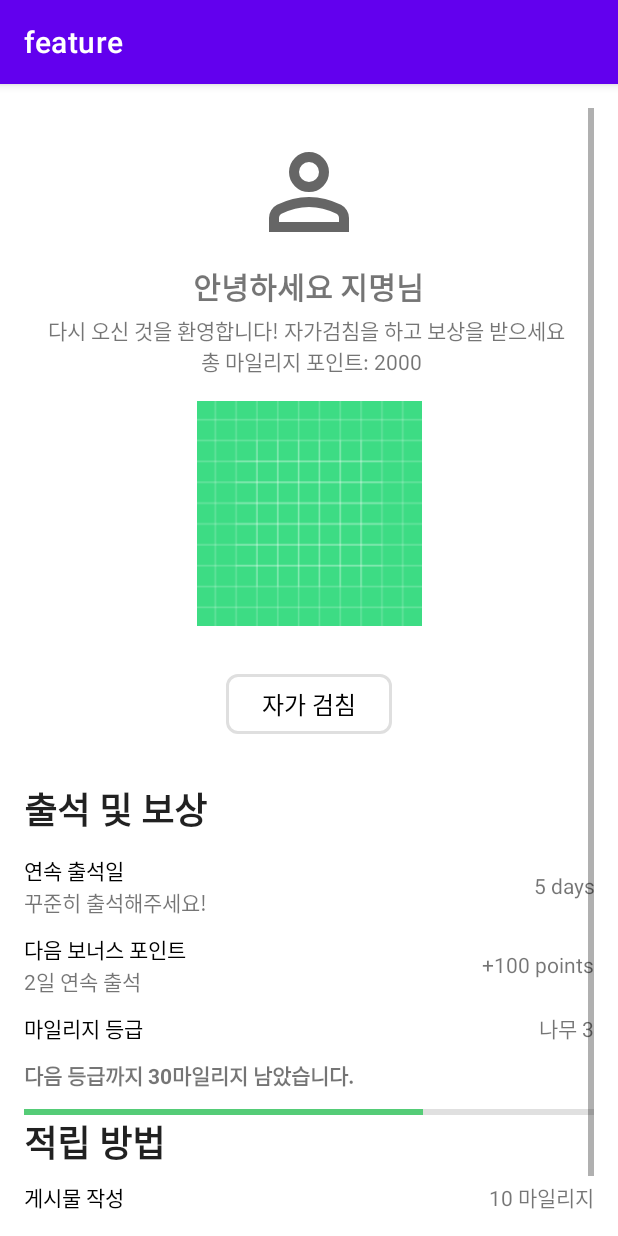
After one commit to ttasoom-ssafy-13th/ttasoom-fe, an Android app: the fragment MypageFragment shown on its own in the app's theme, on a phone screen of 412 x 824 dp. The commit adds this screen. Run offline under Robolectric (Android 15) with nearby library versions, the phone set to English and light mode, and no system bars.

Commit message:
feat: mypage xml 및 dto 구현

```diff
--- a/app/build.gradle.kts
+++ b/app/build.gradle.kts
@@ -60,4 +60,5 @@ dependencies {
     androidTestImplementation(libs.androidx.junit)
     androidTestImplementation(libs.androidx.espresso.core)
 
+
 }
--- a/app/src/main/AndroidManifest.xml
+++ b/app/src/main/AndroidManifest.xml
@@ -1,6 +1,7 @@
 <?xml version="1.0" encoding="utf-8"?>
 <manifest xmlns:android="http://schemas.android.com/apk/res/android"
     xmlns:tools="http://schemas.android.com/tools">
+
     <uses-permission android:name="android.permission.INTERNET" />
 
 
@@ -9,15 +10,15 @@
         android:allowBackup="true"
         android:dataExtractionRules="@xml/data_extraction_rules"
         android:fullBackupContent="@xml/backup_rules"
-        android:networkSecurityConfig="@xml/network_security_config"
         android:icon="@mipmap/ic_launcher"
         android:label="@string/app_name"
+        android:networkSecurityConfig="@xml/network_security_config"
         android:roundIcon="@mipmap/ic_launcher_round"
         android:supportsRtl="true"
         android:theme="@style/Theme.Ttasoom"
         tools:targetApi="31">
         <activity
-            android:name="com.ssafy.app.MainActivity"
+            android:name=".MainActivity"
             android:exported="true">
             <intent-filter>
                 <action android:name="android.intent.action.MAIN" />
--- a/app/src/main/java/com/ssafy/ttasoom/MainActivity.kt
+++ b/app/src/main/java/com/ssafy/ttasoom/MainActivity.kt
@@ -1,10 +1,10 @@
-package com.ssafy.app
+package com.ssafy.ttasoom
 
 import android.os.Bundle
 import androidx.appcompat.app.AppCompatActivity
 import androidx.fragment.app.Fragment
 import com.ssafy.feature.boiler.ui.BoilerFragment
-import com.ssafy.ttasoom.R
+import com.ssafy.feature.mypage.ui.MypageFragment
 import com.ssafy.ttasoom.databinding.ActivityMainBinding
 import dagger.hilt.android.AndroidEntryPoint
 
@@ -28,7 +28,7 @@ class MainActivity : AppCompatActivity() {
         binding.bottomNav.setOnItemSelectedListener { item ->
             val fragment: Fragment = when (item.itemId) {
                 R.id.nav_boiler -> BoilerFragment()
-//                R.id.nav_profile -> ProfileFragment()
+                R.id.nav_mypage -> MypageFragment()
                 else -> BoilerFragment()
             }
             supportFragmentManager.beginTransaction()
--- a/app/src/main/res/layout/activity_main.xml
+++ b/app/src/main/res/layout/activity_main.xml
@@ -1,5 +1,5 @@
 <?xml version="1.0" encoding="utf-8"?>
-<androidx.coordinatorlayout.widget.CoordinatorLayout xmlns:android="http://schemas.android.com/apk/res/android"
+<androidx.constraintlayout.widget.ConstraintLayout xmlns:android="http://schemas.android.com/apk/res/android"
     xmlns:app="http://schemas.android.com/apk/res-auto"
     android:id="@+id/root_layout"
     android:layout_width="match_parent"
@@ -9,12 +9,15 @@
         android:id="@+id/nav_host_fragment"
         android:name="androidx.fragment.app.Fragment"
         android:layout_width="match_parent"
-        android:layout_height="match_parent" />
+        android:layout_height="0dp"
+        app:layout_constraintBottom_toTopOf="@id/bottom_nav"
+        app:layout_constraintTop_toTopOf="parent" />
 
     <com.google.android.material.bottomnavigation.BottomNavigationView
         android:id="@+id/bottom_nav"
         android:layout_width="match_parent"
         android:layout_height="wrap_content"
         android:layout_gravity="bottom"
+        app:layout_constraintBottom_toBottomOf="parent"
         app:menu="@menu/bottom_nav_menu" />
-</androidx.coordinatorlayout.widget.CoordinatorLayout>
+</androidx.constraintlayout.widget.ConstraintLayout>
--- a/app/src/main/res/menu/bottom_nav_menu.xml
+++ b/app/src/main/res/menu/bottom_nav_menu.xml
@@ -6,7 +6,7 @@
         android:title="Boiler"
         android:icon="@drawable/ic_launcher_foreground" />
     <item
-        android:id="@+id/nav_profile"
+        android:id="@+id/nav_mypage"
         android:title="Profile"
-        android:icon="@drawable/ic_launcher_foreground" />
+        android:icon="@drawable/person_24px" />
 </menu>
--- a/di/build.gradle.kts
+++ b/di/build.gradle.kts
@@ -57,5 +57,4 @@ dependencies {
     implementation("com.google.dagger:hilt-android:2.48")
     kapt("com.google.dagger:hilt-compiler:2.48")
 
-    implementation("com.google.android.material:material:1.11.0")
 }
--- /dev/null
+++ b/domain/src/main/java/com/ssafy/domain/MilageHistory.kt
@@ -0,0 +1,10 @@
+package com.ssafy.domain
+
+data class MileageHistory(
+    val amount: Int,
+    val created_at: String,
+    val description: String,
+    val id: String,
+    val type: String,
+    val user_id: String
+)
--- /dev/null
+++ b/domain/src/main/java/com/ssafy/domain/UserMileage.kt
@@ -0,0 +1,8 @@
+package com.ssafy.domain
+
+data class UserMileage(
+    val user_id: String,
+    val total_mileage: Int,
+    val grade: String,
+    val last_attendance: String,
+)
--- a/feature/build.gradle.kts
+++ b/feature/build.gradle.kts
@@ -65,4 +65,5 @@ dependencies {
     implementation("com.github.bumptech.glide:glide:4.16.0")
     kapt("com.github.bumptech.glide:compiler:4.16.0")
 
+    implementation("com.google.android.material:material:1.11.0")
 }
--- /dev/null
+++ b/feature/src/main/java/com/ssafy/feature/mypage/ui/MypageFragment.kt
@@ -0,0 +1,60 @@
+package com.ssafy.feature.mypage.ui
+
+import android.os.Bundle
+import androidx.fragment.app.Fragment
+import android.view.LayoutInflater
+import android.view.View
+import android.view.ViewGroup
+import com.ssafy.feature.R
+
+// TODO: Rename parameter arguments, choose names that match
+// the fragment initialization parameters, e.g. ARG_ITEM_NUMBER
+private const val ARG_PARAM1 = "param1"
+private const val ARG_PARAM2 = "param2"
+
+/**
+ * A simple [Fragment] subclass.
+ * Use the [MypageFragment.newInstance] factory method to
+ * create an instance of this fragment.
+ */
+class MypageFragment : Fragment() {
+    // TODO: Rename and change types of parameters
+    private var param1: String? = null
+    private var param2: String? = null
+
+    override fun onCreate(savedInstanceState: Bundle?) {
+        super.onCreate(savedInstanceState)
+        arguments?.let {
+            param1 = it.getString(ARG_PARAM1)
+            param2 = it.getString(ARG_PARAM2)
+        }
+    }
+
+    override fun onCreateView(
+        inflater: LayoutInflater, container: ViewGroup?,
+        savedInstanceState: Bundle?
+    ): View? {
+        // Inflate the layout for this fragment
+        return inflater.inflate(R.layout.fragment_mypage, container, false)
+    }
+
+    companion object {
+        /**
+         * Use this factory method to create a new instance of
+         * this fragment using the provided parameters.
+         *
+         * @param param1 Parameter 1.
+         * @param param2 Parameter 2.
+         * @return A new instance of fragment MypageFragment.
+         */
+        // TODO: Rename and change types and number of parameters
+        @JvmStatic
+        fun newInstance(param1: String, param2: String) =
+            MypageFragment().apply {
+                arguments = Bundle().apply {
+                    putString(ARG_PARAM1, param1)
+                    putString(ARG_PARAM2, param2)
+                }
+            }
+    }
+}
--- /dev/null
+++ b/feature/src/main/res/drawable/person_24px.xml
@@ -0,0 +1,10 @@
+<vector xmlns:android="http://schemas.android.com/apk/res/android"
+    android:width="24dp"
+    android:height="24dp"
+    android:viewportWidth="960"
+    android:viewportHeight="960"
+    android:tint="?attr/colorControlNormal">
+  <path
+      android:fillColor="@android:color/white"
+      android:pathData="M480,480Q414,480 367,433Q320,386 320,320Q320,254 367,207Q414,160 480,160Q546,160 593,207Q640,254 640,320Q640,386 593,433Q546,480 480,480ZM160,800L160,688Q160,654 177.5,625.5Q195,597 224,582Q286,551 350,535.5Q414,520 480,520Q546,520 610,535.5Q674,551 736,582Q765,597 782.5,625.5Q800,654 800,688L800,800L160,800ZM240,720L720,720L720,688Q720,677 714.5,668Q709,659 700,654Q646,627 591,613.5Q536,600 480,600Q424,600 369,613.5Q314,627 260,654Q251,659 245.5,668Q240,677 240,688L240,720ZM480,400Q513,400 536.5,376.5Q560,353 560,320Q560,287 536.5,263.5Q513,240 480,240Q447,240 423.5,263.5Q400,287 400,320Q400,353 423.5,376.5Q447,400 480,400ZM480,320Q480,320 480,320Q480,320 480,320Q480,320 480,320Q480,320 480,320Q480,320 480,320Q480,320 480,320Q480,320 480,320Q480,320 480,320ZM480,720L480,720Q480,720 480,720Q480,720 480,720Q480,720 480,720Q480,720 480,720Q480,720 480,720Q480,720 480,720Q480,720 480,720Q480,720 480,720L480,720Z"/>
+</vector>
--- /dev/null
+++ b/feature/src/main/res/layout/fragment_mypage.xml
@@ -0,0 +1,276 @@
+<ScrollView xmlns:android="http://schemas.android.com/apk/res/android"
+    xmlns:app="http://schemas.android.com/apk/res-auto"
+
+    android:layout_width="match_parent"
+    android:layout_height="match_parent"
+    android:padding="16dp">
+
+    <LinearLayout
+        android:layout_width="match_parent"
+        android:layout_height="wrap_content"
+        android:gravity="center_horizontal"
+        android:orientation="vertical">
+
+        <!-- 상단 프로필 -->
+        <ImageView
+            android:id="@+id/imgProfile"
+            android:layout_width="80dp"
+            android:layout_height="80dp"
+            android:layout_marginTop="16dp"
+            android:layout_marginBottom="8dp"
+            android:src="@drawable/person_24px" />
+
+        <TextView
+            android:id="@+id/tvName"
+            android:layout_width="wrap_content"
+            android:layout_height="wrap_content"
+            android:layout_marginBottom="4dp"
+            android:text="안녕하세요 지명님"
+            android:textSize="20sp"
+            android:textStyle="bold" />
+
+        <TextView
+            android:id="@+id/tvGreeting"
+            android:layout_width="wrap_content"
+            android:layout_height="wrap_content"
+            android:layout_marginBottom="16dp"
+            android:text="다시 오신 것을 환영합니다! 자가검침을 하고 보상을 받으세요 \n 총 마일리지 포인트: 2000"
+            android:textAlignment="center" />
+
+        <!-- 그래프 or 게이지 -->
+        <ImageView
+            android:id="@+id/imgGraph"
+            android:layout_width="match_parent"
+            android:layout_height="150dp"
+            android:layout_marginBottom="24dp"
+            android:scaleType="fitCenter"
+            android:src="@drawable/ic_launcher_background" />
+
+        <!-- 출석 버튼 -->
+        <LinearLayout
+            android:layout_width="match_parent"
+            android:layout_height="wrap_content"
+            android:layout_marginBottom="24dp"
+            android:gravity="center"
+            android:orientation="horizontal">
+
+
+            <com.google.android.material.button.MaterialButton
+                android:id="@+id/btnAttendance"
+                style="@style/CustomOutlinedButton"
+                android:layout_width="wrap_content"
+                android:layout_height="wrap_content"
+                android:layout_margin="4dp"
+                android:text="자가 검침" />
+        </LinearLayout>
+
+        <!-- 출석 리워드 섹션 -->
+        <LinearLayout
+            android:layout_width="match_parent"
+            android:layout_height="wrap_content"
+            android:orientation="vertical">
+
+            <TextView
+                style="@style/TitleText"
+                android:layout_width="wrap_content"
+                android:layout_height="wrap_content"
+                android:layout_marginBottom="12dp"
+                android:text="출석 및 보상" />
+
+            <LinearLayout
+                android:layout_width="match_parent"
+                android:layout_height="wrap_content"
+                android:layout_marginBottom="10dp"
+                android:orientation="horizontal">
+
+                <LinearLayout
+                    android:layout_width="0dp"
+                    android:layout_height="wrap_content"
+                    android:layout_weight="1"
+                    android:orientation="vertical">
+
+                    <TextView
+                        android:layout_width="wrap_content"
+                        android:layout_height="wrap_content"
+                        android:text="연속 출석일"
+                        android:textColor="@color/black" />
+
+                    <TextView
+                        android:layout_width="wrap_content"
+                        android:layout_height="wrap_content"
+                        android:text="꾸준히 출석해주세요!" />
+
+                </LinearLayout>
+
+                <TextView
+                    android:id="@+id/tvStreak"
+                    android:layout_width="0dp"
+                    android:layout_height="wrap_content"
+                    android:layout_gravity="center"
+                    android:layout_weight="1"
+                    android:gravity="right"
+                    android:text="5 days" />
+
+            </LinearLayout>
+
+            <!-- 보너스 적립 포인트 -->
+            <LinearLayout
+                android:layout_width="match_parent"
+                android:layout_height="wrap_content"
+                android:layout_marginBottom="10dp"
+                android:orientation="horizontal">
+
+                <LinearLayout
+                    android:layout_width="0dp"
+                    android:layout_height="wrap_content"
+                    android:layout_weight="1"
+                    android:orientation="vertical">
+
+                    <TextView
+                        android:layout_width="wrap_content"
+                        android:layout_height="wrap_content"
+                        android:text="다음 보너스 포인트"
+                        android:textColor="@color/black" />
+
+                    <TextView
+                        android:layout_width="wrap_content"
+                        android:layout_height="wrap_content"
+                        android:text="2일 연속 출석" />
+
+                </LinearLayout>
+
+                <TextView
+                    android:id="@+id/tvBonus"
+                    android:layout_width="0dp"
+                    android:layout_height="wrap_content"
+                    android:layout_gravity="center"
+                    android:layout_weight="1"
+                    android:gravity="right"
+                    android:text="+100 points" />
+
+            </LinearLayout>
+
+            <!-- 등급 표시 -->
+            <LinearLayout
+                android:layout_width="match_parent"
+                android:layout_height="wrap_content"
+                android:layout_marginBottom="10dp"
+                android:orientation="horizontal">
+
+                <LinearLayout
+                    android:layout_width="0dp"
+                    android:layout_height="wrap_content"
+                    android:layout_weight="1"
+                    android:orientation="vertical">
+
+                    <TextView
+                        android:layout_width="wrap_content"
+                        android:layout_height="wrap_content"
+                        android:text="마일리지 등급"
+                        android:textColor="@color/black" />
+
+                </LinearLayout>
+
+                <TextView
+                    android:id="@+id/tvGrade"
+                    android:layout_width="0dp"
+                    android:layout_height="wrap_content"
+                    android:layout_gravity="center"
+                    android:layout_weight="1"
+                    android:gravity="right"
+                    android:text="나무 3" />
+
+            </LinearLayout>
+
+            <TextView
+                android:layout_width="wrap_content"
+                android:layout_height="wrap_content"
+                android:layout_marginBottom="8dp"
+                android:text="다음 등급까지 30마일리지 남았습니다."
+                android:textStyle="bold" />
+
+            <com.google.android.material.progressindicator.LinearProgressIndicator
+                android:id="@+id/progressBar"
+                android:layout_width="match_parent"
+                android:layout_height="8dp"
+                android:layout_marginTop="4dp"
+                android:progress="70"
+                app:indicatorColor="@color/green"
+                app:indicatorCornerRadius="8dp"
+                app:trackColor="@color/light_gray" />
+
+
+            <!-- 적립 방법 -->
+            <TextView
+                style="@style/TitleText"
+                android:layout_width="wrap_content"
+                android:layout_height="wrap_content"
+                android:layout_marginBottom="8dp"
+                android:text="적립 방법" />
+
+            <LinearLayout
+                android:layout_width="match_parent"
+                android:layout_height="wrap_content"
+                android:layout_marginBottom="10dp"
+                android:orientation="horizontal">
+
+                <LinearLayout
+                    android:layout_width="0dp"
+                    android:layout_height="wrap_content"
+                    android:layout_weight="1"
+                    android:orientation="vertical">
+
+                    <TextView
+                        android:layout_width="wrap_content"
+                        android:layout_height="wrap_content"
+                        android:text="게시물 작성"
+                        android:textColor="@color/black" />
+
+                </LinearLayout>
+
+                <TextView
+                    android:layout_width="0dp"
+                    android:layout_height="wrap_content"
+                    android:layout_gravity="center"
+                    android:layout_weight="1"
+                    android:gravity="right"
+                    android:text="10 마일리지" />
+
+            </LinearLayout>
+
+            <LinearLayout
+                android:layout_width="match_parent"
+                android:layout_height="wrap_content"
+                android:layout_marginBottom="10dp"
+                android:orientation="horizontal">
+
+                <LinearLayout
+                    android:layout_width="0dp"
+                    android:layout_height="wrap_content"
+                    android:layout_weight="1"
+                    android:orientation="vertical">
+
+                    <TextView
+                        android:layout_width="wrap_content"
+                        android:layout_height="wrap_content"
+                        android:text="댓글 작성"
+                        android:textColor="@color/black" />
+
+                </LinearLayout>
+
+                <TextView
+                    android:layout_width="0dp"
+                    android:layout_height="wrap_content"
+                    android:layout_gravity="center"
+                    android:layout_weight="1"
+                    android:gravity="right"
+                    android:text="2 마일리지" />
+
+            </LinearLayout>
+
+
+        </LinearLayout>
+
+
+    </LinearLayout>
+</ScrollView>
--- a/feature/src/main/res/values/colors.xml
+++ b/feature/src/main/res/values/colors.xml
@@ -8,4 +8,7 @@
     <color name="black">#FF000000</color>
     <color name="white">#FFFFFFFF</color>
     <color name="my_stroke_color">#DFDFDF</color>
+    <color name="green">#55CC77</color>
+    <color name="light_gray">#E0E0E0</color>
+
 </resources>
```
